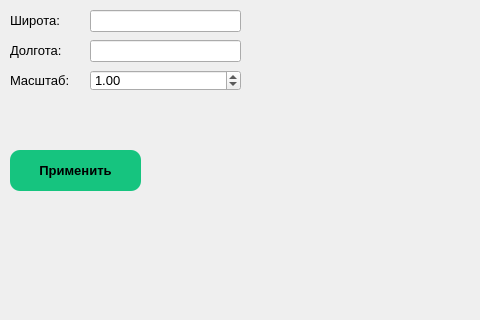
The window that data/main.ui (Stremyguy/YandexMapsAPI) describes before a commit, drawn with Qt 5; both pictures show x 0 to 480 and y 0 to 320 of the 860 by 480 pixel window.
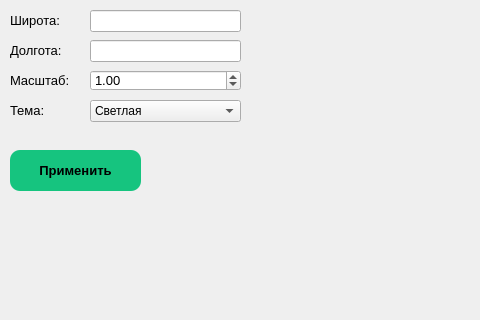
The same window after the commit.

Commit message: Added a dark theme

Diff of the .ui file:
```diff
--- a/data/main.ui
+++ b/data/main.ui
@@ -164,6 +164,46 @@
      <double>1.000000000000000</double>
     </property>
    </widget>
+   <widget class="QLabel" name="theme_label">
+    <property name="geometry">
+     <rect>
+      <x>10</x>
+      <y>100</y>
+      <width>81</width>
+      <height>21</height>
+     </rect>
+    </property>
+    <property name="font">
+     <font>
+      <pointsize>10</pointsize>
+      <weight>50</weight>
+      <bold>false</bold>
+     </font>
+    </property>
+    <property name="text">
+     <string>Тема:</string>
+    </property>
+   </widget>
+   <widget class="QComboBox" name="theme_comboBox">
+    <property name="geometry">
+     <rect>
+      <x>90</x>
+      <y>100</y>
+      <width>151</width>
+      <height>22</height>
+     </rect>
+    </property>
+    <item>
+     <property name="text">
+      <string>Светлая</string>
+     </property>
+    </item>
+    <item>
+     <property name="text">
+      <string>Темная</string>
+     </property>
+    </item>
+   </widget>
   </widget>
   <widget class="QMenuBar" name="menubar">
    <property name="geometry">
```
The commit also changes 1 other file.
